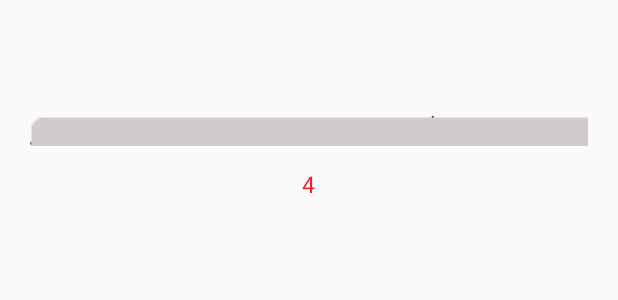
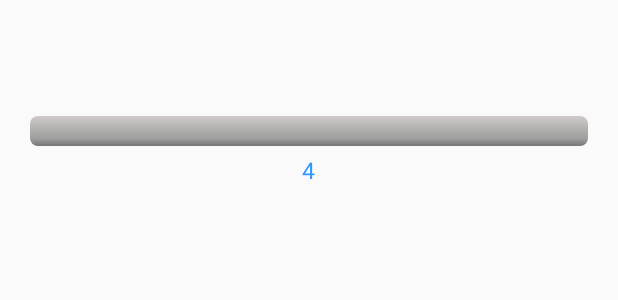
Before and after one commit to SunshineCui/VersionUpdating, an Android app: the layout common_progress_dialog.xml on its own in the app's theme, with its tools: preview values and no code run, on a phone screen of 412 x 824 dp. Shown: the top 300 px of the screen. Run offline under Robolectric (Android 15) with nearby library versions, the phone set to English and light mode, and no system bars.

Commit message:
第一次  提交

```diff
--- a/app/src/main/java/com/billy/versionupdating/MainActivity.java
+++ b/app/src/main/java/com/billy/versionupdating/MainActivity.java
@@ -28,7 +28,7 @@ public class MainActivity extends AppCompatActivity implements DownLoadUtils.Dow
 
     private static final String TAG = "MainActivity";
 
-    //    private String loadUrl = "http://gdown.baidu.com/data/wisegame/d2fbbc8e64990454/wangyiyunyinle_87.apk";
+
     private String filePath = Environment.getExternalStorageDirectory() + "/" + "111.apk";
 
     public TextView mTextView;
--- a/app/src/main/res/drawable/common_progressdialog_progressbar_background.xml
+++ b/app/src/main/res/drawable/common_progressdialog_progressbar_background.xml
@@ -1,11 +1,31 @@
 <?xml version="1.0" encoding="UTF-8"?>
-<layer-list xmlns:android="http://schemas.android.com/apk/res/android" >
+<layer-list xmlns:android="http://schemas.android.com/apk/res/android">
 
-    <item
-        android:id="@android:id/background"
-        android:drawable="@drawable/common_progress_dialog_progressbar2"/>
-    <item
-        android:id="@android:id/progress"
-        android:drawable="@drawable/common_progress_dialog_progressbar3"/>
+    <item android:id="@android:id/background">
+        <shape>
+            <corners android:radius="5dip" />
+            <gradient
+                android:angle="270"
+                android:centerColor="#ff9d9e9d"
+                android:centerY="0.75"
+                android:endColor="#ff747674"
+                android:startColor="#ffD0CACA" />
+        </shape>
+    </item>
+
+    <item android:id="@android:id/progress">
+        <clip>
+            <shape>
+                <corners android:radius="5dip" />
+                <gradient
+                    android:angle="270"
+                    android:centerColor="#2E98FF"
+                    android:centerY="0.75"
+                    android:endColor="#2E98FF"
+                    android:startColor="#2E98FF" />
+            </shape>
+        </clip>
+    </item>
+
 
 </layer-list>
--- a/app/src/main/res/layout/common_progress_dialog.xml
+++ b/app/src/main/res/layout/common_progress_dialog.xml
@@ -41,10 +41,10 @@
                 android:id="@+id/progress_percent"
                 android:layout_width="wrap_content"
                 android:layout_height="wrap_content"
-                android:layout_marginTop="10dp"
-                android:gravity="center_horizontal"
+                android:gravity="center"
+                android:padding="5dp"
                 android:text="4"
-                android:textColor="#eb2127"
+                android:textColor="#2E98FF"
                 android:textSize="15sp" />
 
             <TextView
@@ -53,10 +53,11 @@
                 android:layout_height="wrap_content"
                 android:layout_marginLeft="120px"
                 android:gravity="center_horizontal"
-                android:textColor="#eb2127"
+                android:textColor="#2E98FF"
                 android:textSize="30px"
                 android:visibility="gone" />
         </LinearLayout>
+
     </LinearLayout>
 
 </FrameLayout>
```
Also changed, not shown: app/src/main/res/drawable/common_progress_dialog_progressbar2.png (deleted), app/src/main/res/drawable/common_progress_dialog_progressbar3.png (deleted).
